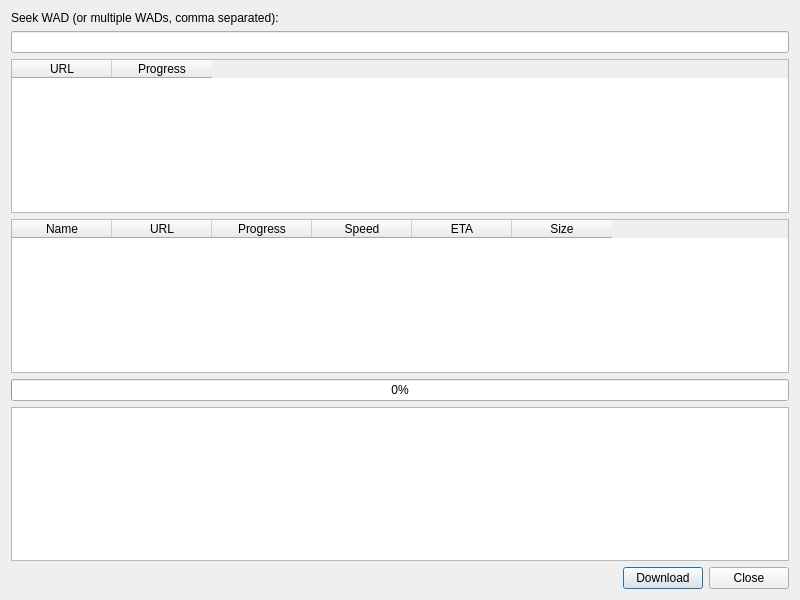
Above: src/core/gui/wadseekerinterface.ui from Destroyerrrocket/doomseeker-unofficial before the change. Below: the same form after it.
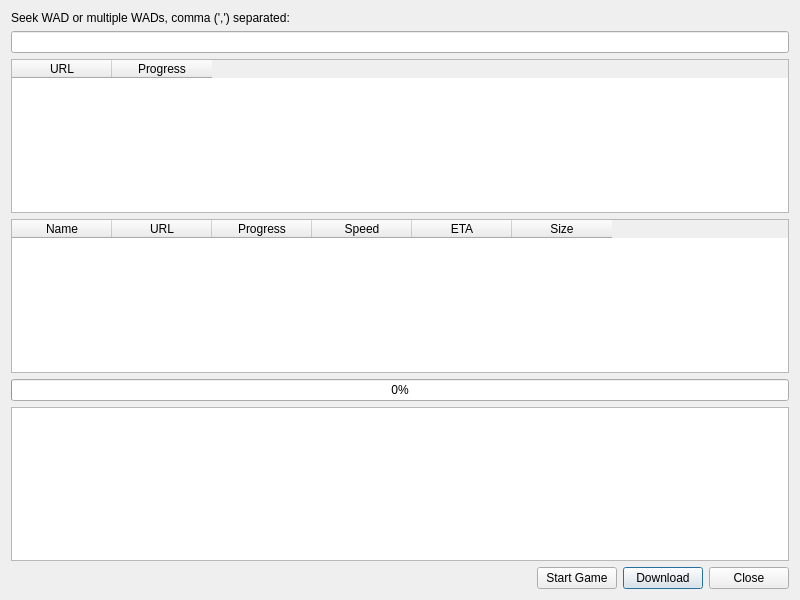
That is the form after the change. Custom widgets are drawn as their Qt base class.

Diff of the .ui file:
```diff
--- a/src/core/gui/wadseekerinterface.ui
+++ b/src/core/gui/wadseekerinterface.ui
@@ -19,7 +19,7 @@
      <item>
       <widget class="QLabel" name="label">
        <property name="text">
-        <string>Seek WAD (or multiple WADs, comma separated):</string>
+        <string>Seek WAD or multiple WADs, comma (',') separated:</string>
        </property>
       </widget>
      </item>
@@ -145,6 +145,16 @@
        </property>
       </spacer>
      </item>
+     <item>
+      <widget class="QPushButton" name="btnStartGame">
+       <property name="text">
+        <string>Start Game</string>
+       </property>
+       <property name="default">
+        <bool>true</bool>
+       </property>
+      </widget>
+     </item>
      <item>
       <widget class="QPushButton" name="btnDownload">
        <property name="text">
```
Left out of the diff: 18 changed lines with no effect on the pictures.
